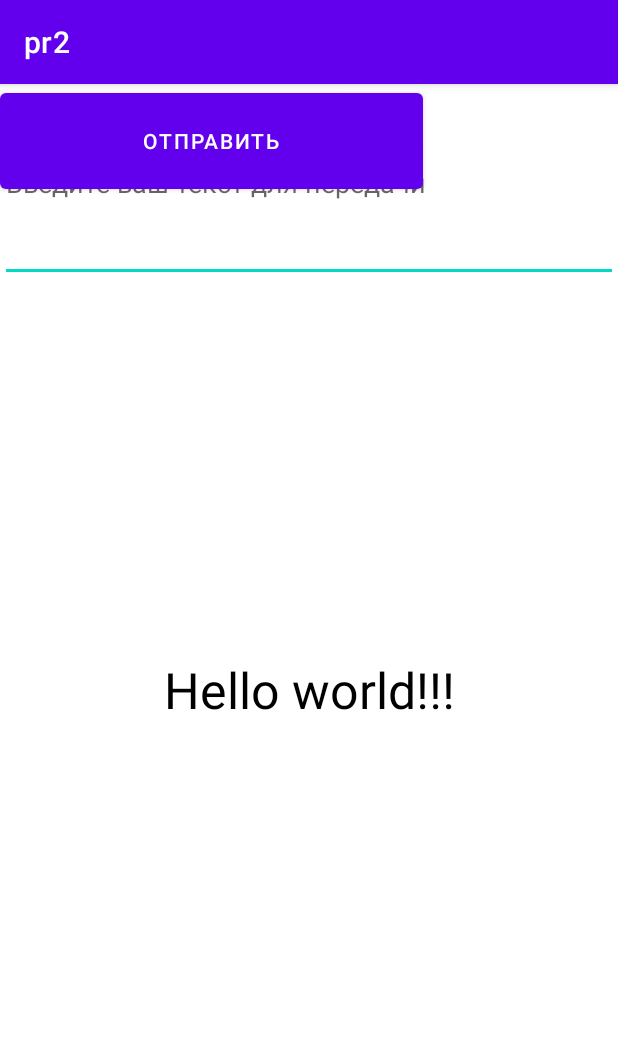
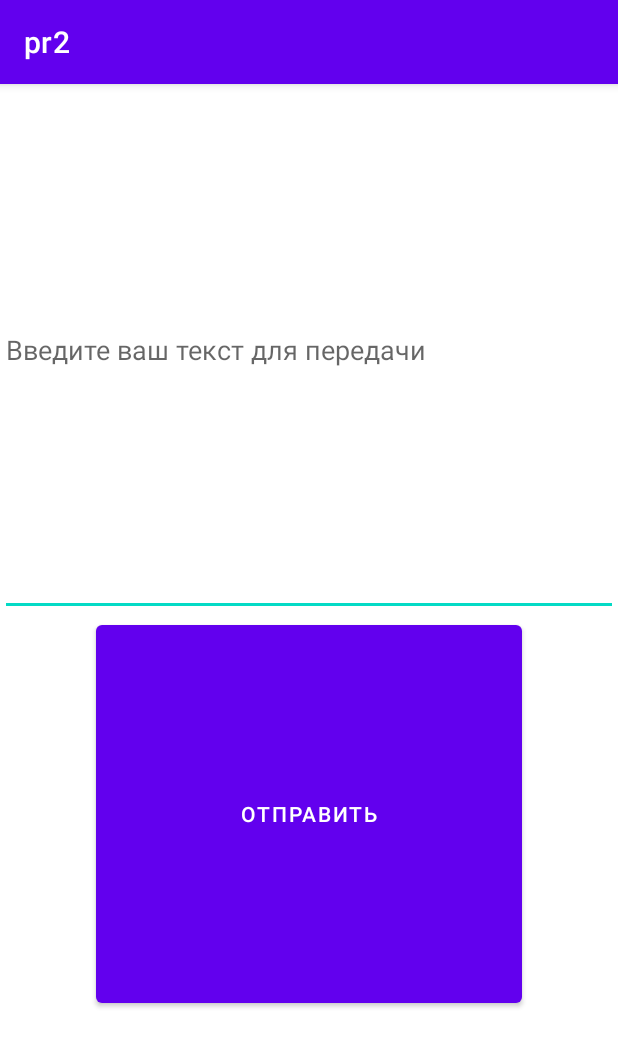
Before and after one commit to serfertor/Mobile-dev, an Android app: the ResultActivity screen opened directly, with no data from a screen before it, on a phone screen of 412 x 824 dp. Shown: the top 1047 px of the screen. Run offline under Robolectric (Android 15) with nearby library versions, the phone set to English and light mode, and no system bars.

Commit message:
Практика 2.1

```diff
--- a/pr2/src/main/java/com/example/pr2/ResultActivity.java
+++ b/pr2/src/main/java/com/example/pr2/ResultActivity.java
@@ -18,15 +18,16 @@ public class ResultActivity extends AppCompatActivity {
     protected void onCreate(Bundle savedInstanceState) {
         super.onCreate(savedInstanceState);
         setContentView(R.layout.result_layout);
-        Log.w(TAG, "FRREEREEEEEE");
-        EditText enter = (EditText) findViewById(R.id.result_editText);
-        String text = String.valueOf(enter.getText());
-        Intent data = new Intent();
-        data.setData(Uri.parse(text));
+
         Button button = (Button) findViewById(R.id.send_button);
         button.setOnClickListener(new View.OnClickListener() {
             @Override
             public void onClick(View view) {
+                EditText enter = (EditText) findViewById(R.id.result_editText);
+                String text = String.valueOf(enter.getText());
+                Log.w(TAG, text);
+                Intent data = new Intent();
+                data.putExtra("message", text);
                 setResult(1, data);
                 finish();
             }
--- a/pr2/src/main/res/layout/result_layout.xml
+++ b/pr2/src/main/res/layout/result_layout.xml
@@ -3,8 +3,7 @@
     xmlns:app="http://schemas.android.com/apk/res-auto"
     xmlns:tools="http://schemas.android.com/tools"
     android:layout_width="match_parent"
-    android:layout_height="match_parent"
-    >
+    android:layout_height="match_parent">
 
     <TextView
         android:id="@+id/result_text"
@@ -23,22 +22,27 @@
         android:id="@+id/result_editText"
         android:layout_width="0dp"
         android:layout_height="0dp"
-        android:layout_marginBottom="249dp"
+        android:layout_marginBottom="413dp"
         android:hint="@string/entering_inf"
-        app:layout_constraintBottom_toTopOf="@+id/result_text"
+        app:layout_constraintBottom_toBottomOf="parent"
+        app:layout_constraintEnd_toEndOf="parent"
+        app:layout_constraintHorizontal_bias="0.0"
+        app:layout_constraintStart_toStartOf="parent"
+        app:layout_constraintTop_toTopOf="parent" />
+
+    <Button
+        android:id="@+id/send_button"
+        android:layout_width="0dp"
+        android:layout_height="0dp"
+        android:layout_marginStart="64dp"
+        android:layout_marginEnd="64dp"
+        android:layout_marginBottom="149dp"
+        android:text="Отправить"
+        app:layout_constraintBottom_toBottomOf="parent"
         app:layout_constraintEnd_toEndOf="parent"
         app:layout_constraintStart_toStartOf="parent"
-        app:layout_constraintTop_toTopOf="parent"
-        />
-
-    <Button
-        android:layout_width="282dp"
-        android:layout_height="76dp"
-        tools:layout_editor_absoluteX="64dp"
-        tools:layout_editor_absoluteY="506dp"
-        android:text="Отправить"
-        android:id="@+id/send_button"
-        />
+        app:layout_constraintTop_toBottomOf="@+id/result_editText"
+        tools:ignore="MissingConstraints" />
 
 
 </androidx.constraintlayout.widget.ConstraintLayout>
```
Also changed, not shown: pr2/src/main/java/com/example/pr2/MainActivity.java (+15 -14 lines).
